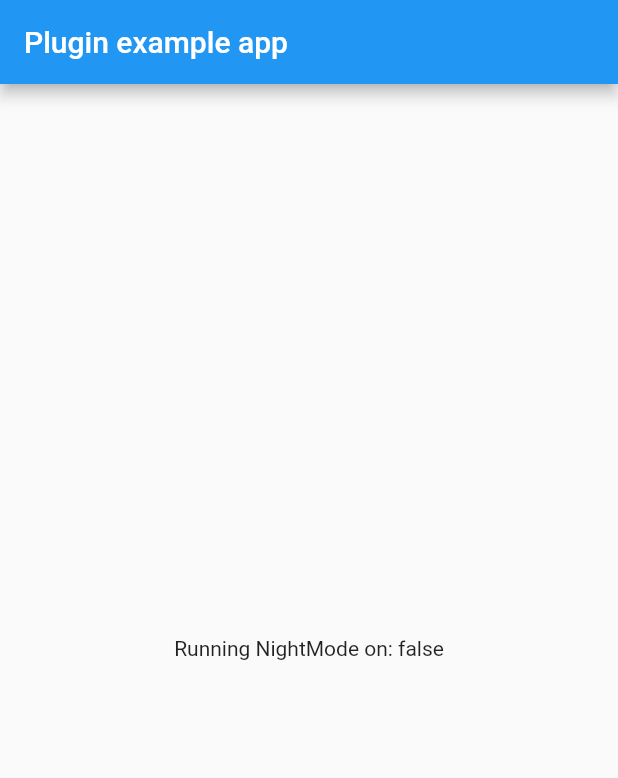
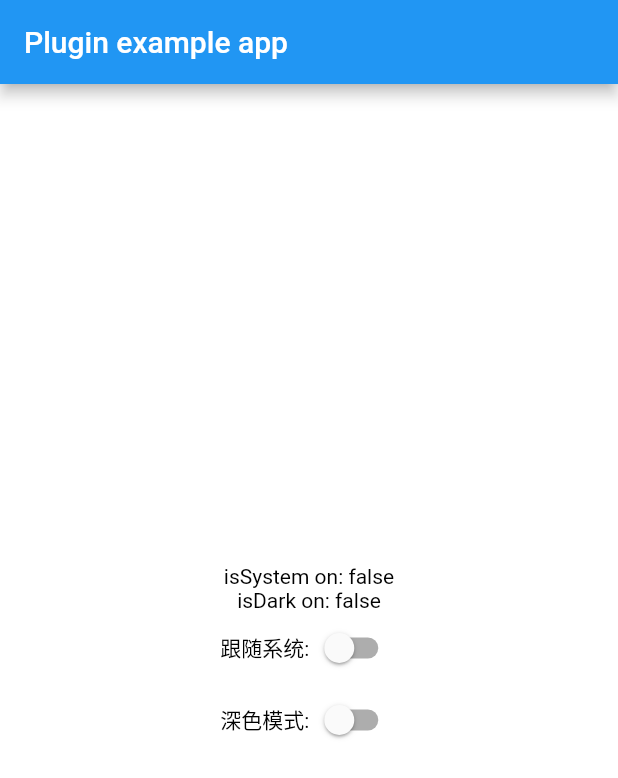
Before and after one commit to jv-lee/mobile-night, a Flutter app: the screen it shows after launch, on a phone screen of 412 x 824 dp. Shown: the top 778 px of the screen. Run offline on Flutter 3.47's test engine with Material 2 defaults, Android fonts, the phone set to English and light mode, and no system bars.

Commit message:
update night app demo.

```diff
--- a/example/lib/main.dart
+++ b/example/lib/main.dart
@@ -1,6 +1,4 @@
 import 'package:flutter/material.dart';
-import 'dart:async';
-
 import 'package:flutter/services.dart';
 import 'package:night/night.dart';
 
@@ -12,43 +10,79 @@ class MyApp extends StatefulWidget {
 }
 
 class _MyAppState extends State<MyApp> {
-  bool nightMode = false;
+  var isSystemTheme = false;
+  var isDarkTheme = false;
 
   @override
   void initState() {
     super.initState();
-    isDarkTheme();
+    changeState();
   }
 
-  // Platform messages are asynchronous, so we initialize in an async method.
-  Future<void> isDarkTheme() async {
-    bool mode;
-    // Platform messages may fail, so we use a try/catch PlatformException.
+  void changeState() async {
     try {
-      mode = await Night.isDarkTheme();
-    } on PlatformException {
-      mode = false;
-    }
+      isSystemTheme = await Night.isSystemTheme();
+      isDarkTheme = await Night.isDarkTheme();
+      setState(() {});
+    } on PlatformException {}
 
     // If the widget was removed from the tree while the asynchronous platform
     // message was in flight, we want to discard the reply rather than calling
     // setState to update our non-existent appearance.
     if (!mounted) return;
+  }
 
-    setState(() {
-      nightMode = mode;
-    });
+  void switchSystem(enable) {
+    Night.updateSystemTheme(enable);
+    changeState();
+  }
+
+  void switchNight(enable) async {
+    final isSystem = await Night.isSystemTheme();
+    if (!isSystem) {
+      Night.updateNightTheme(enable);
+      changeState();
+    }
   }
 
   @override
   Widget build(BuildContext context) {
+    final backgroundColor = isDarkTheme ? Colors.black : Colors.white;
+    final textColor = isDarkTheme ? Colors.white : Colors.black;
     return MaterialApp(
       home: Scaffold(
+        backgroundColor: backgroundColor,
         appBar: AppBar(
           title: const Text('Plugin example app'),
         ),
         body: Center(
-          child: Text('Running NightMode on: $nightMode\n'),
+          child: Column(
+            mainAxisAlignment: MainAxisAlignment.center,
+            children: [
+              Text('isSystem on: $isSystemTheme',
+                  style: TextStyle(color: textColor)),
+              Text('isDark on: $isDarkTheme',
+                  style: TextStyle(color: textColor)),
+              Row(
+                mainAxisAlignment: MainAxisAlignment.center,
+                children: [
+                  Text("跟随系统:", style: TextStyle(color: textColor)),
+                  Switch(
+                      value: isSystemTheme,
+                      onChanged: (enable) => switchSystem(enable))
+                ],
+              ),
+              Row(
+                mainAxisAlignment: MainAxisAlignment.center,
+                children: [
+                  Text("深色模式:", style: TextStyle(color: textColor)),
+                  Switch(
+                      value: isDarkTheme,
+                      onChanged: (enable) => switchNight(enable))
+                ],
+              )
+            ],
+          ),
         ),
       ),
     );
```
